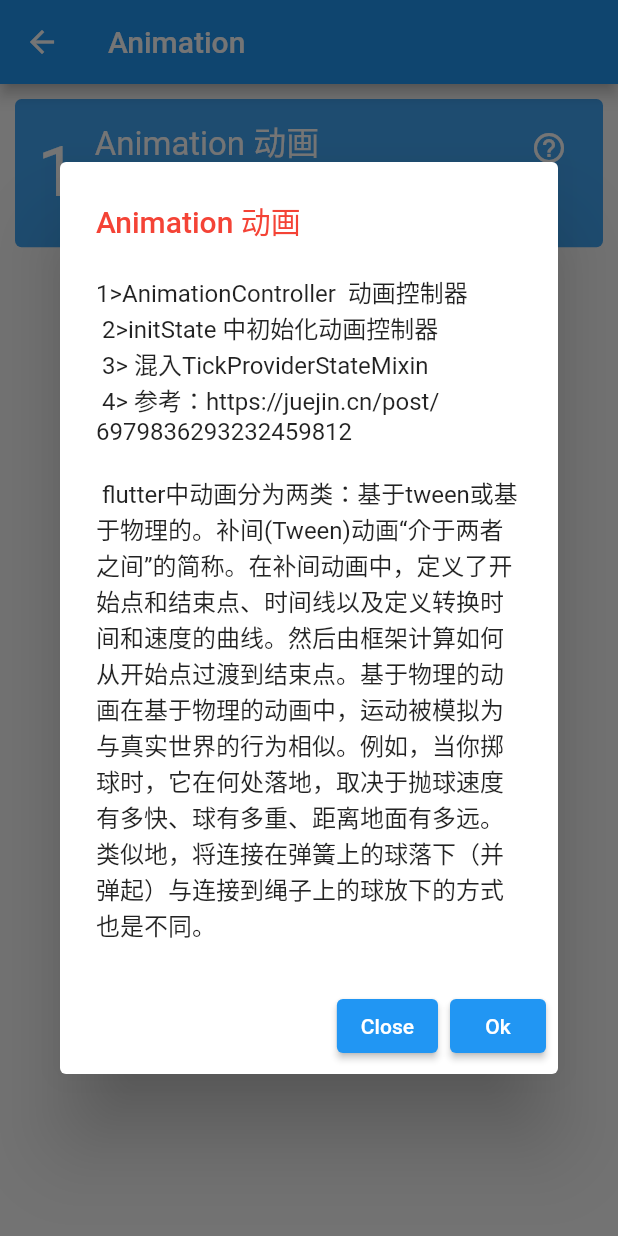
After one commit to AlexanderYeah/AwsomeFlutterPlayground, a Flutter app: the AnimationPage screen opened directly, after a tap on the "help outline" icon, on a phone screen of 412 x 824 dp. The commit adds this screen. Run offline on Flutter 3.47's test engine with Material 2 defaults, Android fonts, the phone set to English and light mode, and no system bars; our stand-ins replace dio, flutter_screenutil, shared_preferences; accounts and stored records are empty.

Commit message:
路由的添加，对话框的抽离

```diff
--- /dev/null
+++ b/awsome_flutter/lib/jiezhi/animation/an_animation.dart
@@ -0,0 +1,112 @@
+import 'package:flutter/material.dart';
+
+import '../../util/color.dart';
+
+class AnimationDemoPage extends StatefulWidget {
+  const AnimationDemoPage({super.key});
+
+  @override
+  State<AnimationDemoPage> createState() => _AnimationDemoPageState();
+}
+/*****---动画门-----***/
+
+class _AnimationDemoPageState extends State<AnimationDemoPage>
+    with TickerProviderStateMixin {
+  // 配置控制器
+  AnimationController? _animationController;
+  Animation<double>? _animation;
+  Animation? _colorAnimation;
+
+  @override
+  void initState() {
+    super.initState();
+    _animationController = AnimationController(
+        duration: Duration(milliseconds: 1000), vsync: this);
+    // 放大缩小的动画
+    _animation =
+        Tween<double>(begin: 25, end: 50).animate(_animationController!)
+          ..addListener(() {
+            print(_animation!.value);
+            setState(() {});
+          });
+    // 颜色动画
+    // TweenAnimationBuilder(tween: ColorTween(begin: Colors.redAccent, end: Colors.orangeAccent), duration: Duration(seconds: 3), builder: builder)
+    _colorAnimation =
+        ColorTween(begin: primaryColor[100], end: primaryColor[900])
+            .animate(_animationController!)
+          ..addListener(() {
+            setState(() {});
+          })
+          ..addStatusListener((status) {
+            if (status == AnimationStatus.completed) {
+              print("动画完成");
+              _animationController!.reverse();
+            } else if (status == AnimationStatus.dismissed) {
+              _animationController!.forward();
+            }
+          });
+
+    // 监听动画完成的时间
+    _animationController!.addStatusListener((status) {
+      if (status == AnimationStatus.completed) {
+        print("动画完成");
+        // 点击reverse 之后 ，按钮又会缩小回去
+        _animationController!.reverse();
+      } else if (status == AnimationStatus.dismissed) {
+        _animationController!.forward();
+      }
+    });
+
+    startEasyAnimation();
+  }
+
+  // 开启动画
+  void startEasyAnimation() {
+    _animationController!.forward();
+  }
+
+  @override
+  void dispose() {
+    // TODO: implement dispose
+    // 销毁
+    _animationController!.dispose();
+    super.dispose();
+  }
+
+  @override
+  Widget build(BuildContext context) {
+    return Scaffold(
+        appBar: AppBar(
+          title: Text("Animation"),
+        ),
+        body: Container(
+            child: Stack(
+          children: [
+            Align(
+              alignment: Alignment.topCenter,
+              child: ElevatedButton(onPressed: () {}, child: Text("开始")),
+            ),
+            Align(
+              alignment: Alignment.center,
+              child: IconButton(
+                // 动画的值 作为size
+                iconSize: _animation!.value,
+                icon: Icon(
+                  Icons.favorite,
+                  color: Colors.red,
+                ),
+                onPressed: null,
+              ),
+            ),
+            Align(
+              alignment: Alignment.bottomCenter,
+              child: Container(
+                width: 100,
+                height: 100,
+                color: _colorAnimation!.value,
+              ),
+            )
+          ],
+        )));
+  }
+}
--- /dev/null
+++ b/awsome_flutter/lib/jiezhi/animation/animation.dart
@@ -0,0 +1,42 @@
+import 'package:flutter/material.dart';
+import '../../widget/jz_list_item.dart';
+import '../../jiezhi/localData/jz_local_data.dart';
+import '../../widget/tips_dailog.dart';
+
+class AnimationPage extends StatefulWidget {
+  const AnimationPage({super.key});
+  @override
+  State<AnimationPage> createState() => _AnimationPageState();
+}
+
+class _AnimationPageState extends State<AnimationPage> {
+  @override
+  Widget build(BuildContext context) {
+    return Scaffold(
+        appBar: AppBar(
+          title: Text("Animation"),
+        ),
+        body: ListView.builder(
+          itemCount: jz_Animation_data.length,
+          itemBuilder: ((context, index) {
+            return JZListItem(
+              index,
+              jz_Animation_data[index]["title"],
+              jz_Animation_data[index]["content"],
+              (value) {
+                Navigator.of(context).pushNamed("/an_animation");
+              },
+              tipsClick: (idx) {
+                print(idx);
+                var content = jz_Animation_data[idx]["content"] +
+                    "\n" +
+                    jz_Animation_data[idx]["tips"];
+
+                TipsDialog(jz_Animation_data[idx]["title"], content, context)
+                    .openAlertDialog();
+              },
+            );
+          }),
+        ));
+  }
+}
--- a/awsome_flutter/lib/jiezhi/localData/jz_local_data.dart
+++ b/awsome_flutter/lib/jiezhi/localData/jz_local_data.dart
@@ -4,10 +4,23 @@ List jz_content_data = [
   {"title": "状态管理", "content": "1231321"},
   {"title": "事件处理", "content": "1231321"},
   {"title": "路由管理", "content": "1231321"},
-  {"title": "动画", "content": "1231321"},
+  {
+    "title": "动画",
+    "content": "在Flutter开发中，涉及三个核心动画类，Animation,Animatable,AnimationController"
+  },
   {"title": "网络编程", "content": "1231321"},
   {"title": "数据存储", "content": "1231321"},
   {"title": "相机", "content": "1231321"},
   {"title": "主题与国际化", "content": "1231321"},
   {"title": "混合开发", "content": "1231321"},
 ];
+
+List jz_Animation_data = [
+  {
+    "title": "Animation 动画",
+    "content":
+        "1>AnimationController  动画控制器 \n 2>initState 中初始化动画控制器 \n 3> 混入TickProviderStateMixin \n 4> 参考：https://juejin.cn/post/6979836293232459812\n",
+    "tips":
+        " flutter中动画分为两类：基于tween或基于物理的。补间(Tween)动画“介于两者之间”的简称。在补间动画中，定义了开始点和结束点、时间线以及定义转换时间和速度的曲线。然后由框架计算如何从开始点过渡到结束点。基于物理的动画在基于物理的动画中，运动被模拟为与真实世界的行为相似。例如，当你掷球时，它在何处落地，取决于抛球速度有多快、球有多重、距离地面有多远。 类似地，将连接在弹簧上的球落下（并弹起）与连接到绳子上的球放下的方式也是不同。"
+  },
+];
--- a/awsome_flutter/lib/main.dart
+++ b/awsome_flutter/lib/main.dart
@@ -1,5 +1,6 @@
 import 'package:flutter/material.dart';
 import './tabs/tab.dart';
+import './routers/router.dart';
 
 void main() {
   runApp(const MyApp());
@@ -13,6 +14,8 @@ class MyApp extends StatelessWidget {
   Widget build(BuildContext context) {
     return MaterialApp(
         title: 'Flutter Demo',
+        initialRoute: "/",
+        onGenerateRoute: onGenerateRoute,
         theme: ThemeData(
           primarySwatch: Colors.blue,
         ),
--- a/awsome_flutter/lib/widget/jz_list_item.dart
+++ b/awsome_flutter/lib/widget/jz_list_item.dart
@@ -4,11 +4,12 @@ import '../util/color.dart';
 
 class JZListItem extends StatelessWidget {
   final ValueChanged<int> callBackClick;
+  final ValueChanged<int>? tipsClick;
   final int index;
   final String title;
   final String content;
   const JZListItem(this.index, this.title, this.content, this.callBackClick,
-      {super.key});
+      {super.key, this.tipsClick});
 
   @override
   Widget build(BuildContext context) {
@@ -30,7 +31,8 @@ class JZListItem extends StatelessWidget {
           children: [
             Text(
               "${index + 1}",
-              style: TextStyle(color: Colors.white, fontSize: 50),
+              style: TextStyle(
+                  color: Colors.white, fontSize: ScreenAdapter.fontSize(85)),
             ),
             SizedBox(
               width: 12,
@@ -39,24 +41,36 @@ class JZListItem extends StatelessWidget {
               crossAxisAlignment: CrossAxisAlignment.start,
               children: [
                 SizedBox(
-                  height: ScreenAdapter.height(10),
+                  height: ScreenAdapter.height(20),
                 ),
                 Container(
                     height: ScreenAdapter.height(50),
-                  child: Text(
+                    width: ScreenAdapter.width(750 - 60 - 80 - 15),
+                    child: Row(
+                      mainAxisAlignment: MainAxisAlignment.spaceBetween,
+                      children: [
+                        Text(
                           title,
                           textAlign: TextAlign.left,
                           style: TextStyle(
                               color: Colors.white,
                               fontSize: ScreenAdapter.fontSize(40)),
                         ),
-                ),
+                        IconButton(
+                            onPressed: () {
+                              if (tipsClick != null) tipsClick!(index);
+                            },
+                            icon: Icon(
+                              Icons.help_outline,
+                              color: Colors.white,
+                            ))
+                      ],
+                    )),
                 SizedBox(
                   height: ScreenAdapter.height(5),
                 ),
                 Container(
-                  width: ScreenAdapter.width(
-                      750 - 60 - 80 - (index > 9 ? 10 : 80)),
+                  width: ScreenAdapter.width(750 - 60 - 80 - 80),
                   height: ScreenAdapter.height(80),
                   child: Text(
                     content,
--- /dev/null
+++ b/awsome_flutter/lib/widget/tips_dailog.dart
@@ -0,0 +1,42 @@
+import 'package:flutter/material.dart';
+
+enum AlertOption { Ok, Cancel }
+
+class TipsDialog {
+  String title;
+  String content;
+  BuildContext? context;
+  TipsDialog(this.title, this.content, this.context);
+
+  openAlertDialog() async {
+    final alertOption = await showDialog(
+        context: context!,
+        builder: (BuildContext context) {
+          return AlertDialog(
+            // 设置内容可以滚动
+            scrollable: true,
+            // 标题
+            title: Text(
+              this.title,
+              style: TextStyle(color: Colors.red),
+            ),
+            // 内容
+            content: Text(this.content),
+            // 动作
+            actions: <Widget>[
+              ElevatedButton(
+                  onPressed: () {
+                    Navigator.of(context).pop(AlertOption.Cancel);
+                  },
+                  child: Text("Close")),
+              ElevatedButton(
+                  onPressed: () {
+                    Navigator.of(context).pop(AlertOption.Ok);
+                  },
+                  child: Text("Ok"))
+            ],
+          );
+        });
+    print(alertOption);
+  }
+}
```
Also changed, not shown: awsome_flutter/lib/routers/router.dart (added, +39 -0 lines), awsome_flutter/lib/tabs/jieZhi.dart (+9 -2 lines). Lines whose indentation alone changed are shown as unchanged.
